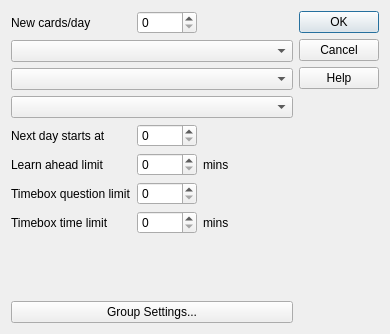
Before: the Qt Designer form designer/studyopts.ui in ankitects/anki, drawn with Qt 5.
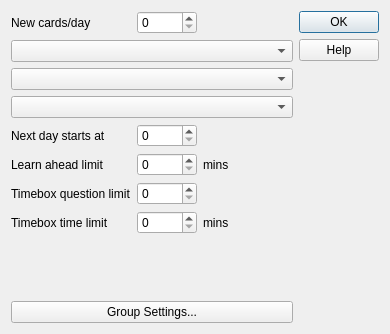
After: the same form once the commit is applied.

```diff
--- a/designer/studyopts.ui
+++ b/designer/studyopts.ui
@@ -145,14 +145,14 @@
     </layout>
    </item>
    <item>
-    <layout class="QVBoxLayout" name="verticalLayout_2" stretch="0,0">
+    <layout class="QVBoxLayout" name="verticalLayout_2" stretch="0,1">
      <item>
       <widget class="QDialogButtonBox" name="buttonBox">
        <property name="orientation">
         <enum>Qt::Vertical</enum>
        </property>
        <property name="standardButtons">
-        <set>QDialogButtonBox::Cancel|QDialogButtonBox::Help|QDialogButtonBox::Ok</set>
+        <set>QDialogButtonBox::Help|QDialogButtonBox::Ok</set>
        </property>
       </widget>
      </item>
```
